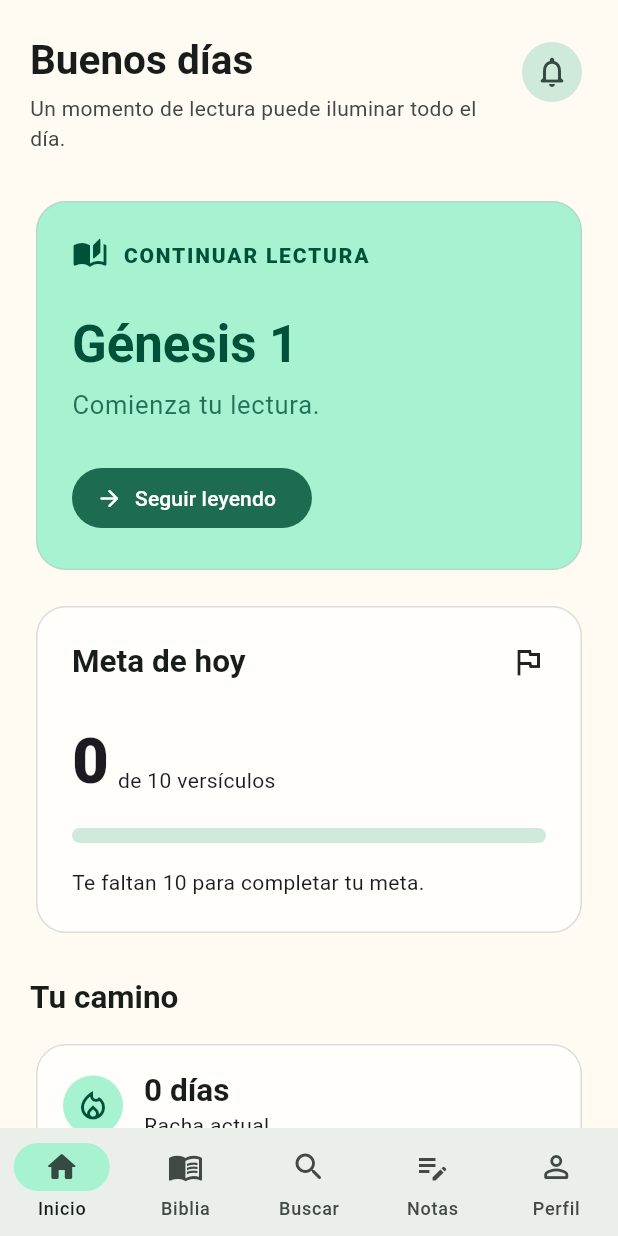
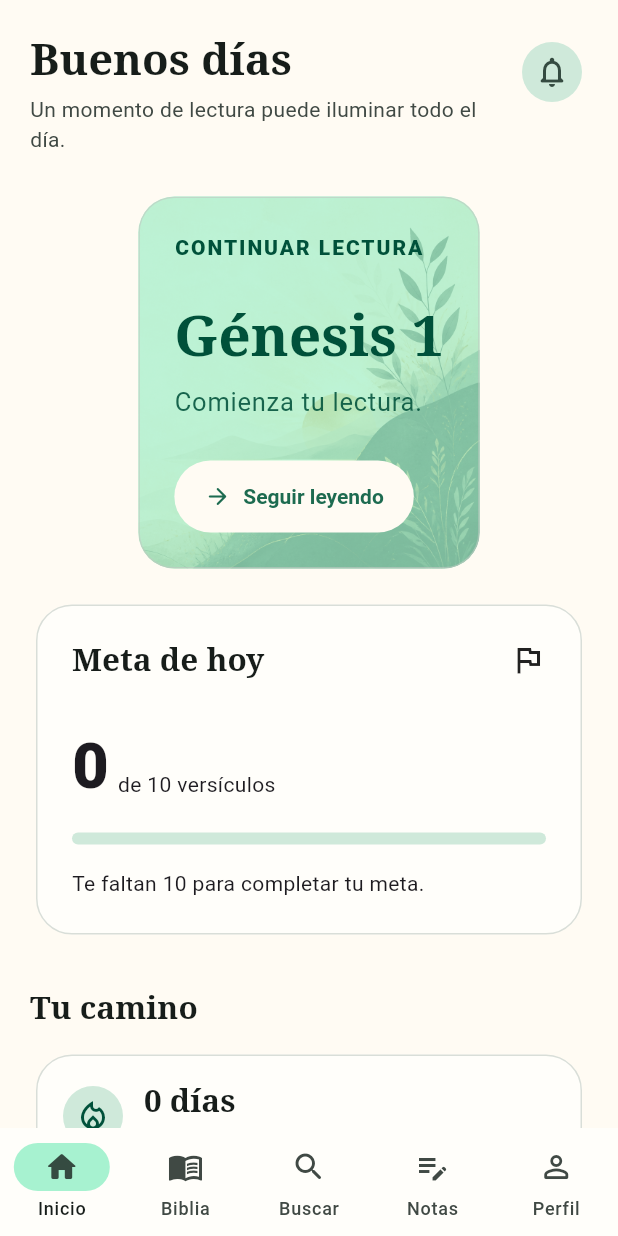
Before and after one commit to 17Yerdna/Lumen, a Flutter app: the screen it shows after launch, on a phone screen of 412 x 824 dp. Run offline on Flutter 3.47's test engine with Material 3 defaults, Android fonts, the phone set to English and light mode, and no system bars; our stand-ins replace drift, drift_flutter, flutter_local_notifications, flutter_riverpod, flutter_timezone, go_router and 2 more; missing offline and left inert: file_selector; accounts and stored records are empty; generated files the repository leaves out were written again.

Commit message:
feat: refresh editorial reading experience

```diff
--- a/lib/app.dart
+++ b/lib/app.dart
@@ -10,6 +10,7 @@ import 'screens.dart';
 const lumenGreen = Color(0xFF315C4A);
 const lumenGold = Color(0xFFC98A2E);
 const lumenCream = Color(0xFFFFFBF3);
+const lumenInk = Color(0xFF26332D);
 
 class ThemeModeController extends Notifier<ThemeMode> {
   @override
@@ -23,12 +24,11 @@ final themeModeProvider = NotifierProvider<ThemeModeController, ThemeMode>(
 );
 
 ThemeData lumenTheme(Brightness brightness) {
+  final isLight = brightness == Brightness.light;
   final colorScheme = ColorScheme.fromSeed(
     seedColor: lumenGreen,
     brightness: brightness,
-    surface: brightness == Brightness.light
-        ? lumenCream
-        : const Color(0xFF151A17),
+    surface: isLight ? lumenCream : const Color(0xFF151A17),
   );
 
   return ThemeData(
@@ -36,13 +36,12 @@ ThemeData lumenTheme(Brightness brightness) {
     brightness: brightness,
     colorScheme: colorScheme,
     scaffoldBackgroundColor: colorScheme.surface,
+    dividerColor: colorScheme.outlineVariant.withValues(alpha: .55),
     cardTheme: CardThemeData(
       elevation: 0,
-      color: brightness == Brightness.light
-          ? const Color(0xFFFFFEFA)
-          : const Color(0xFF1D241F),
+      color: isLight ? const Color(0xFFFFFEFA) : const Color(0xFF1D241F),
       shape: RoundedRectangleBorder(
-        borderRadius: BorderRadius.circular(20),
+        borderRadius: BorderRadius.circular(24),
         side: BorderSide(
           color: colorScheme.outlineVariant.withValues(alpha: .6),
         ),
@@ -50,14 +49,40 @@ ThemeData lumenTheme(Brightness brightness) {
     ),
     inputDecorationTheme: InputDecorationTheme(
       filled: true,
-      fillColor: colorScheme.surfaceContainerHighest.withValues(alpha: .45),
+      fillColor: colorScheme.surfaceContainerHighest.withValues(alpha: .38),
       border: OutlineInputBorder(
-        borderRadius: BorderRadius.circular(16),
+        borderRadius: BorderRadius.circular(14),
         borderSide: BorderSide.none,
       ),
     ),
+    filledButtonTheme: FilledButtonThemeData(
+      style: FilledButton.styleFrom(
+        minimumSize: const Size(0, 48),
+        padding: const EdgeInsets.symmetric(horizontal: 20),
+        shape: const StadiumBorder(),
+        textStyle: const TextStyle(fontWeight: FontWeight.w700),
+      ),
+    ),
+    outlinedButtonTheme: OutlinedButtonThemeData(
+      style: OutlinedButton.styleFrom(
+        minimumSize: const Size(0, 48),
+        side: BorderSide(color: colorScheme.outlineVariant),
+        shape: RoundedRectangleBorder(borderRadius: BorderRadius.circular(14)),
+        textStyle: const TextStyle(fontWeight: FontWeight.w600),
+      ),
+    ),
+    tabBarTheme: TabBarThemeData(
+      indicatorSize: TabBarIndicatorSize.tab,
+      dividerColor: colorScheme.outlineVariant.withValues(alpha: .55),
+      labelColor: colorScheme.primary,
+      unselectedLabelColor: colorScheme.onSurfaceVariant,
+      labelStyle: const TextStyle(fontWeight: FontWeight.w700),
+    ),
     navigationBarTheme: NavigationBarThemeData(
       height: 72,
+      backgroundColor: isLight
+          ? const Color(0xFFFFFEFA)
+          : const Color(0xFF1D241F),
       indicatorColor: colorScheme.primaryContainer,
     ),
     navigationRailTheme: NavigationRailThemeData(
@@ -66,26 +91,29 @@ ThemeData lumenTheme(Brightness brightness) {
     ),
     textTheme: ThemeData(brightness: brightness).textTheme.copyWith(
       headlineLarge: TextStyle(
-        fontSize: 34,
-        height: 1.12,
-        fontWeight: FontWeight.w700,
+        fontFamily: 'serif',
+        fontSize: 38,
+        height: 1.08,
+        fontWeight: FontWeight.w600,
         color: colorScheme.onSurface,
       ),
       headlineMedium: TextStyle(
-        fontSize: 27,
-        height: 1.2,
-        fontWeight: FontWeight.w700,
+        fontFamily: 'serif',
+        fontSize: 29,
+        height: 1.14,
+        fontWeight: FontWeight.w600,
         color: colorScheme.onSurface,
       ),
       titleLarge: TextStyle(
+        fontFamily: 'serif',
         fontSize: 21,
         height: 1.25,
-        fontWeight: FontWeight.w700,
+        fontWeight: FontWeight.w600,
         color: colorScheme.onSurface,
       ),
       bodyLarge: TextStyle(
         fontSize: 17,
-        height: 1.65,
+        height: 1.7,
         color: colorScheme.onSurface,
       ),
     ),
--- a/lib/features/home/home_screen.dart
+++ b/lib/features/home/home_screen.dart
@@ -26,7 +26,7 @@ class HomeScreen extends ConsumerWidget {
               icon: const Icon(Icons.notifications_none_rounded),
             ),
           ),
-          const SizedBox(height: 28),
+          const SizedBox(height: 24),
           LayoutBuilder(
             builder: (context, constraints) {
               final wide = constraints.maxWidth >= 760;
@@ -65,11 +65,11 @@ class HomeScreen extends ConsumerWidget {
                     );
             },
           ),
-          const SizedBox(height: 26),
+          const SizedBox(height: 32),
           Text('Tu camino', style: Theme.of(context).textTheme.titleLarge),
           const SizedBox(height: 14),
           _StatGrid(stats: stats, noteCount: noteCount),
-          const SizedBox(height: 26),
+          const SizedBox(height: 32),
           Text(
             'Actividad reciente',
             style: Theme.of(context).textTheme.titleLarge,
@@ -92,31 +92,25 @@ class _ContinueReadingCard extends StatelessWidget {
   Widget build(BuildContext context) {
     final colors = Theme.of(context).colorScheme;
     return Card(
+      clipBehavior: Clip.antiAlias,
       color: colors.primaryContainer,
-      child: Padding(
+      child: Stack(
+        children: [
+          const Positioned.fill(
+            child: LumenArtwork(opacity: .26, alignment: Alignment.centerRight),
+          ),
+          Padding(
             padding: const EdgeInsets.all(24),
             child: Column(
               crossAxisAlignment: CrossAxisAlignment.start,
               children: [
-            Row(
-              children: [
-                Icon(
-                  Icons.auto_stories_rounded,
-                  color: colors.onPrimaryContainer,
-                ),
-                const SizedBox(width: 10),
-                Expanded(
-                  child: Text(
+                Text(
                   'CONTINUAR LECTURA',
-                    overflow: TextOverflow.ellipsis,
                   style: Theme.of(context).textTheme.labelLarge?.copyWith(
                     color: colors.onPrimaryContainer,
                     fontWeight: FontWeight.w800,
-                      letterSpacing: 1.2,
+                    letterSpacing: 1.3,
                   ),
-                  ),
-                ),
-              ],
                 ),
                 const SizedBox(height: 28),
                 Text(
@@ -125,25 +119,34 @@ class _ContinueReadingCard extends StatelessWidget {
                     color: colors.onPrimaryContainer,
                   ),
                 ),
-            const SizedBox(height: 8),
-            Text(
+                const SizedBox(height: 10),
+                ConstrainedBox(
+                  constraints: const BoxConstraints(maxWidth: 430),
+                  child: Text(
                     preview.text.isEmpty
                         ? 'Comienza tu lectura.'
                         : '“${preview.text}”',
                     maxLines: 2,
                     overflow: TextOverflow.ellipsis,
                     style: Theme.of(context).textTheme.bodyLarge?.copyWith(
-                color: colors.onPrimaryContainer.withValues(alpha: .8),
+                      color: colors.onPrimaryContainer.withValues(alpha: .88),
+                    ),
                   ),
                 ),
                 const SizedBox(height: 24),
                 FilledButton.icon(
+                  style: FilledButton.styleFrom(
+                    backgroundColor: colors.surface,
+                    foregroundColor: colors.primary,
+                  ),
                   onPressed: onContinue,
                   icon: const Icon(Icons.arrow_forward_rounded),
                   label: const Text('Seguir leyendo'),
                 ),
               ],
             ),
+          ),
+        ],
       ),
     );
   }
@@ -173,7 +176,7 @@ class _DailyGoalCard extends StatelessWidget {
                 const Icon(Icons.flag_outlined),
               ],
             ),
-            const SizedBox(height: 24),
+            const SizedBox(height: 28),
             Row(
               crossAxisAlignment: CrossAxisAlignment.end,
               children: [
@@ -193,8 +196,8 @@ class _DailyGoalCard extends StatelessWidget {
             const SizedBox(height: 14),
             LinearProgressIndicator(
               value: (read / goal).clamp(0, 1),
-              minHeight: 10,
-              borderRadius: BorderRadius.all(Radius.circular(10)),
+              minHeight: 8,
+              borderRadius: const BorderRadius.all(Radius.circular(10)),
             ),
             const SizedBox(height: 16),
             Text(
@@ -244,7 +247,12 @@ class _StatGrid extends StatelessWidget {
                     padding: const EdgeInsets.all(18),
                     child: Row(
                       children: [
-                        CircleAvatar(child: Icon(stat.$1)),
+                        CircleAvatar(
+                          backgroundColor: Theme.of(
+                            context,
+                          ).colorScheme.secondaryContainer,
+                          child: Icon(stat.$1),
+                        ),
                         const SizedBox(width: 14),
                         Expanded(
                           child: Column(
--- a/lib/screens.dart
+++ b/lib/screens.dart
@@ -43,6 +43,30 @@ class PageFrame extends StatelessWidget {
   }
 }
 
+class LumenArtwork extends StatelessWidget {
+  const LumenArtwork({
+    this.opacity = 1,
+    this.alignment = Alignment.centerRight,
+    super.key,
+  });
+
+  final double opacity;
+  final Alignment alignment;
+
+  @override
+  Widget build(BuildContext context) => IgnorePointer(
+    child: Opacity(
+      opacity: opacity,
+      child: Image.asset(
+        'assets/illustrations/lumen_dawn.png',
+        key: const Key('lumen-artwork'),
+        fit: BoxFit.cover,
+        alignment: alignment,
+      ),
+    ),
+  );
+}
+
 class ScreenHeading extends StatelessWidget {
   const ScreenHeading({
     required this.title,
--- a/pubspec.yaml
+++ b/pubspec.yaml
@@ -73,6 +73,7 @@ flutter:
   assets:
     - assets/bible/spaRV1909_vpl.txt
     - assets/bible/LICENSE.txt
+    - assets/illustrations/lumen_dawn.png
 
   # To add assets to your application, add an assets section, like this:
   # assets:
```
Also changed, not shown: lib/adaptive_shell.dart (+7 -7 lines), lib/features/bible/reader_screen.dart (+61 -17 lines), assets/illustrations/lumen_dawn.png (added), 1 other file. Lines whose indentation alone changed are shown as unchanged.
